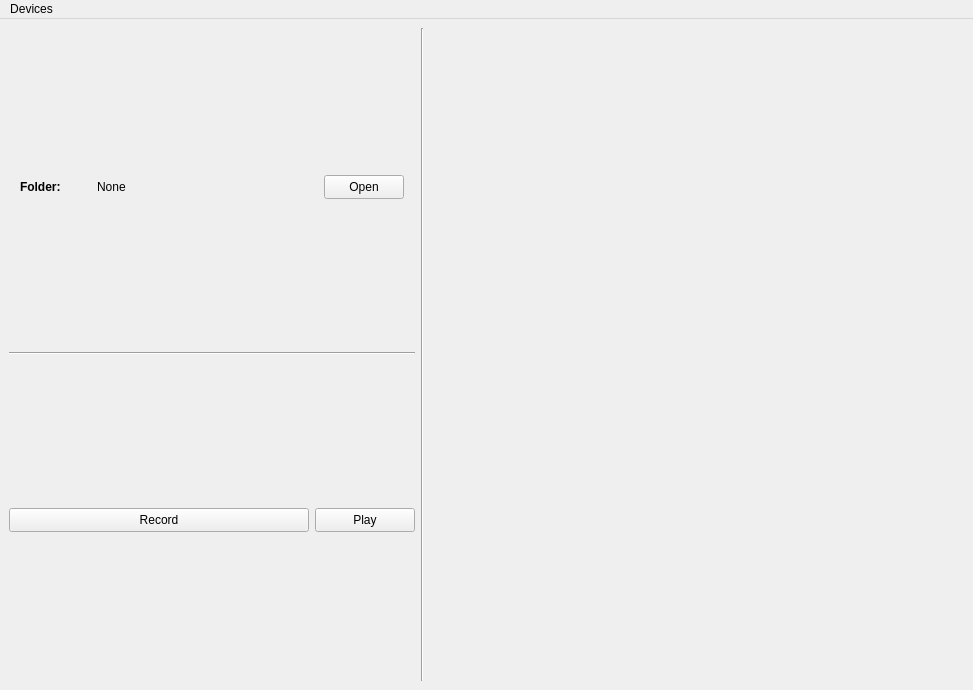
This is AudioSearchQT/audiorecorder.ui in interactiveaudiolab/SoundSeek as Qt 5 draws it before an edit. The edited form follows.
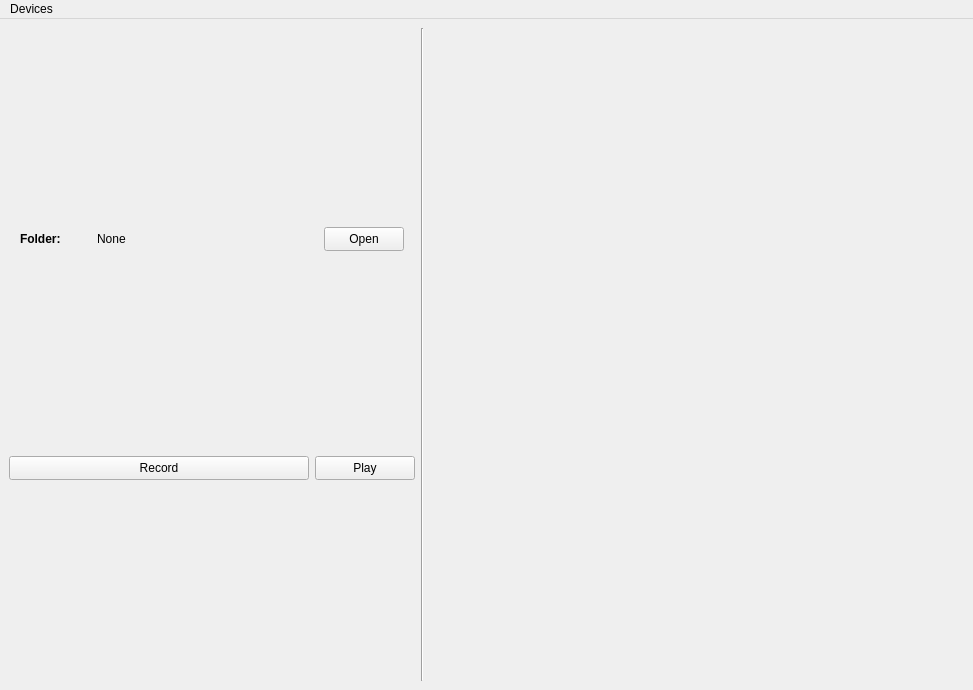
This is the edited form. Custom widgets are drawn as their Qt base class.

```diff
--- a/AudioSearchQT/audiorecorder.ui
+++ b/AudioSearchQT/audiorecorder.ui
@@ -103,13 +103,6 @@
             </item>
            </layout>
           </item>
-          <item>
-           <widget class="Line" name="line_2">
-            <property name="orientation">
-             <enum>Qt::Horizontal</enum>
-            </property>
-           </widget>
-          </item>
           <item>
            <layout class="QGridLayout" name="recordPlayLayout">
             <property name="topMargin">
```
